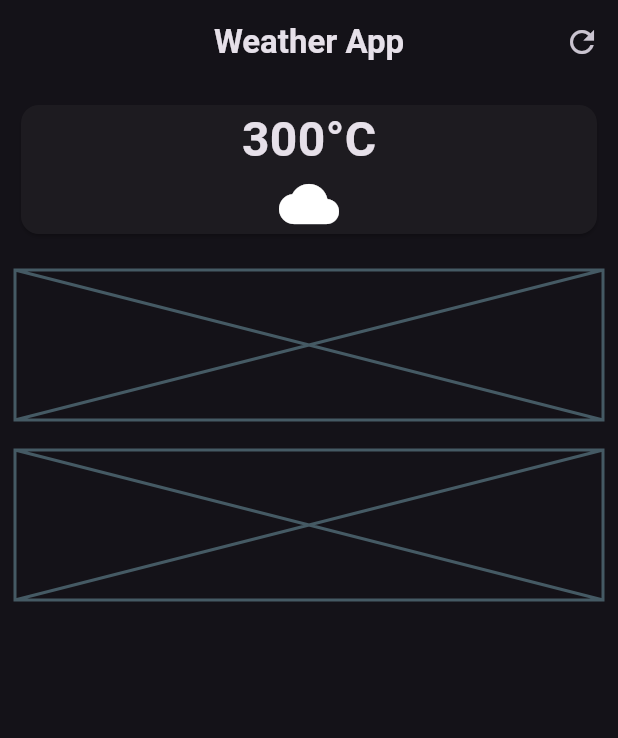
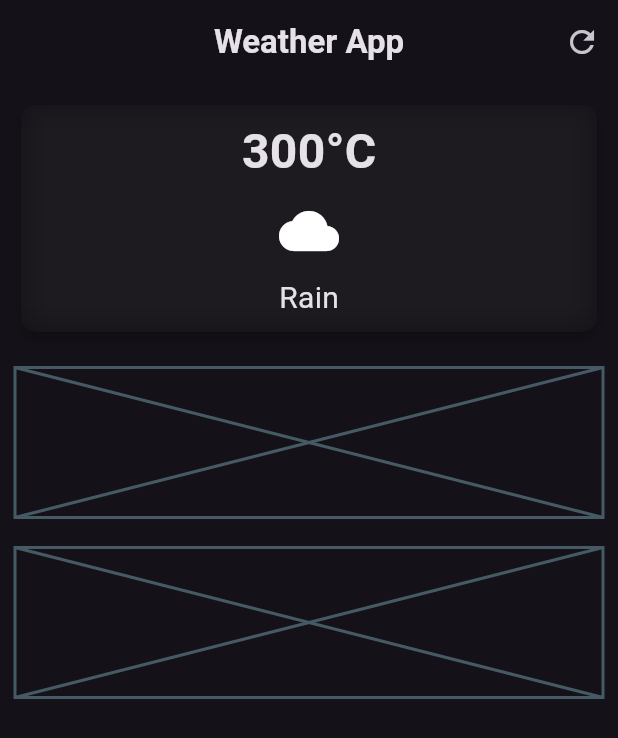
Before and after one commit to Padmakumar18/Weather-App, a Flutter app: the screen it shows after launch, on a phone screen of 412 x 824 dp. Shown: the top 738 px of the screen. Run offline on Flutter 3.47's test engine with Material 3 defaults, Android fonts, the phone set to English and light mode, and no system bars.

Commit message:
Code updated

```diff
--- a/app/lib/weather_screen.dart
+++ b/app/lib/weather_screen.dart
@@ -1,3 +1,5 @@
+import 'dart:ui';
+
 import 'package:flutter/material.dart';
 
 class WeatherScreen extends StatelessWidget {
@@ -29,6 +31,16 @@ class WeatherScreen extends StatelessWidget {
             SizedBox(
               width: double.infinity,
               child: Card(
+                elevation: 3,
+                shape: RoundedRectangleBorder(
+                  borderRadius: BorderRadius.circular(10),
+                ),
+                child: ClipRRect(
+                  borderRadius: BorderRadius.circular(10),
+                  child: BackdropFilter(
+                    filter: ImageFilter.blur(sigmaX: 10, sigmaY: 10),
+                    child: const Padding(
+                      padding: EdgeInsets.all(8.0),
                       child: Column(
                         children: [
                           Text(
@@ -38,8 +50,14 @@ class WeatherScreen extends StatelessWidget {
                               fontWeight: FontWeight.bold,
                             ),
                           ),
+                          SizedBox(height: 10),
                           Icon(Icons.cloud, size: 40),
+                          SizedBox(height: 10),
+                          Text("Rain", style: TextStyle(fontSize: 20)),
                         ],
+                      ),
+                    ),
+                  ),
                 ),
               ),
             ),
```
Lines whose indentation alone changed are shown as unchanged.
